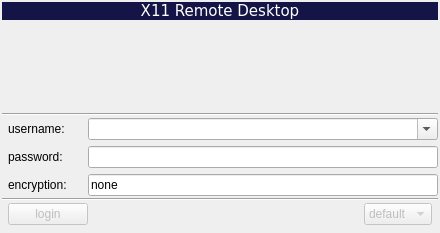
AndreyBarmaley/linux-terminal-service-manager, file src/qt_helper/ltsm_helperwindow.ui: the form before one commit.
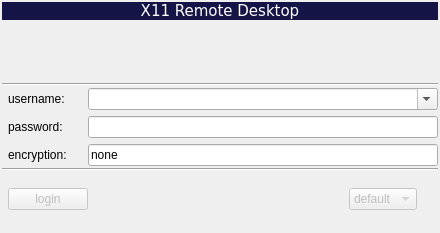
The form after the commit. Icons and pictures are not drawn.

```diff
--- a/src/qt_helper/ltsm_helperwindow.ui
+++ b/src/qt_helper/ltsm_helperwindow.ui
@@ -345,6 +345,20 @@
         </item>
        </widget>
       </item>
+      <item>
+       <widget class="QLabel" name="labelXkb">
+        <property name="font">
+         <font>
+          <pointsize>11</pointsize>
+          <weight>50</weight>
+          <bold>false</bold>
+         </font>
+        </property>
+        <property name="text">
+         <string/>
+        </property>
+       </widget>
+      </item>
      </layout>
     </item>
    </layout>
```
